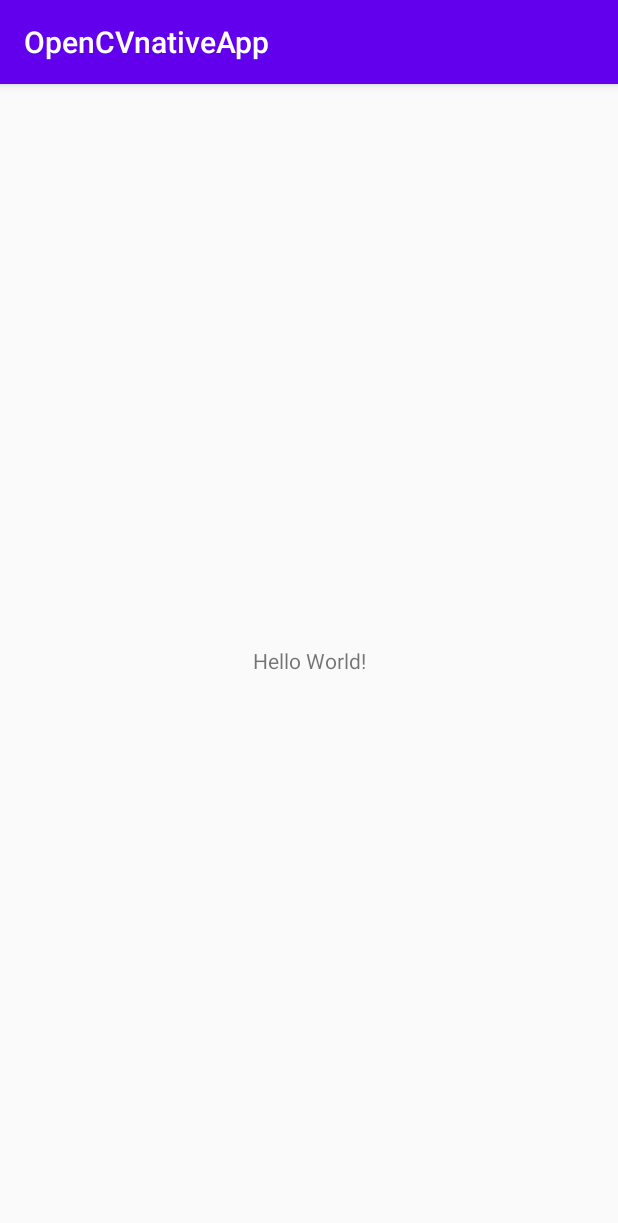
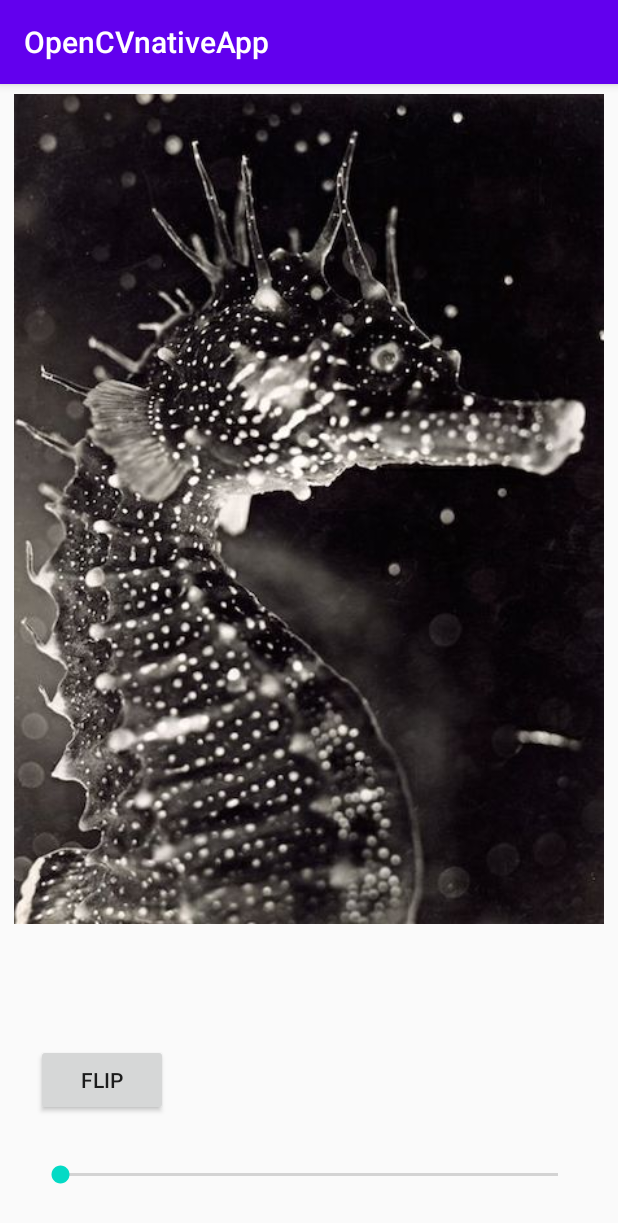
Before and after one commit to tctr/OpenCVAndroidNativeApp, an Android app: the screen it shows after launch (MainActivity), on a phone screen of 412 x 824 dp. Shown: the top 1223 px of the screen. Run offline under Robolectric (Android 15) with nearby library versions, the phone set to English and light mode, and no system bars; 2 statements that could not run were skipped.

Commit message:
make the gui of our app

```diff
--- a/app/src/main/res/layout/activity_main.xml
+++ b/app/src/main/res/layout/activity_main.xml
@@ -6,14 +6,39 @@
     android:layout_height="match_parent"
     tools:context=".MainActivity">
 
-    <TextView
-        android:id="@+id/sample_text"
+    <Button
+        android:id="@+id/btnFlip"
         android:layout_width="wrap_content"
         android:layout_height="wrap_content"
-        android:text="Hello World!"
+        android:layout_marginStart="24dp"
+        android:layout_marginBottom="80dp"
+        android:onClick="btnFlip_click"
+        android:text="Flip"
         app:layout_constraintBottom_toBottomOf="parent"
-        app:layout_constraintLeft_toLeftOf="parent"
-        app:layout_constraintRight_toRightOf="parent"
-        app:layout_constraintTop_toTopOf="parent" />
+        app:layout_constraintStart_toStartOf="parent" />
 
+    <ImageView
+        android:id="@+id/imageView"
+        android:layout_width="0dp"
+        android:layout_height="553dp"
+        android:layout_marginBottom="100dp"
+        app:layout_constraintBottom_toBottomOf="parent"
+        app:layout_constraintEnd_toEndOf="parent"
+        app:layout_constraintHorizontal_bias="0.492"
+        app:layout_constraintStart_toStartOf="parent"
+        app:layout_constraintTop_toTopOf="parent"
+        app:layout_constraintVertical_bias="0.061"
+        app:srcCompat="@drawable/hypo2" />
+
+    <SeekBar
+        android:id="@+id/sldSigma"
+        android:layout_width="0dp"
+        android:layout_height="wrap_content"
+        android:layout_marginStart="24dp"
+        android:layout_marginEnd="24dp"
+        android:layout_marginBottom="32dp"
+        android:max="100"
+        app:layout_constraintBottom_toBottomOf="parent"
+        app:layout_constraintEnd_toEndOf="parent"
+        app:layout_constraintStart_toStartOf="parent" />
 </androidx.constraintlayout.widget.ConstraintLayout>
```
Also changed, not shown: app/src/main/res/drawable-nodpi/hypo2.jpg (added).
